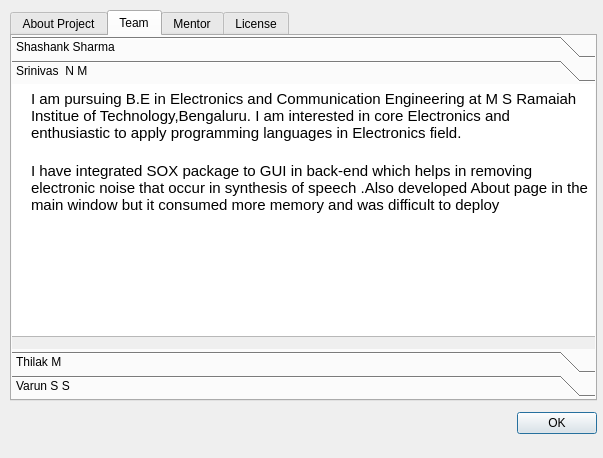
shashankrnr32/KannadaTTS-Application, file App/ui/AboutWindow.ui: the form before one commit.
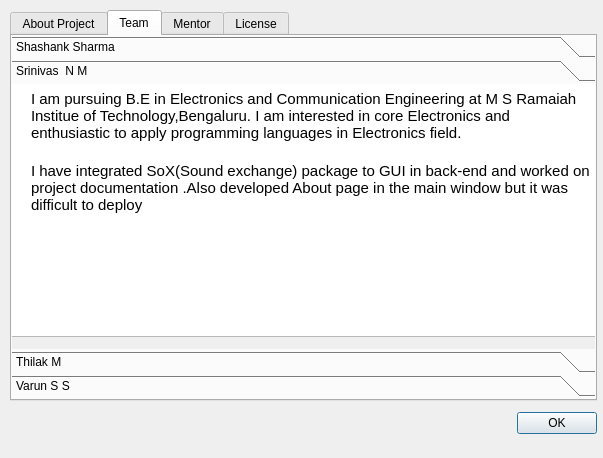
The form after the commit. The open tabs and pages were chosen to show the change. Icons and pictures are not drawn.

What changed in the file:
```diff
--- a/App/ui/AboutWindow.ui
+++ b/App/ui/AboutWindow.ui
@@ -169,8 +169,8 @@
        <rect>
         <x>0</x>
         <y>0</y>
-        <width>98</width>
-        <height>28</height>
+        <width>587</width>
+        <height>253</height>
        </rect>
       </property>
       <attribute name="label">
@@ -196,7 +196,7 @@
 &lt;p style=&quot; margin-top:0px; margin-bottom:0px; margin-left:0px; margin-right:0px; -qt-block-indent:0; text-indent:0px;&quot;&gt;&lt;img src=&quot;:/img/img/snm.jpg&quot; width=&quot;150&quot; height=&quot;150&quot; /&gt;&lt;/p&gt;&lt;/td&gt;
 &lt;td&gt;
 &lt;p style=&quot; margin-top:20px; margin-bottom:5px; margin-left:10px; margin-right:0px; -qt-block-indent:0; text-indent:0px;&quot;&gt;I am pursuing B.E in Electronics and Communication Engineering at M S Ramaiah Institue of Technology,Bengaluru. I am interested in core Electronics and enthusiastic to apply programming languages in Electronics field.&lt;/p&gt;
-&lt;p style=&quot; margin-top:20px; margin-bottom:5px; margin-left:10px; margin-right:0px; -qt-block-indent:0; text-indent:0px;&quot;&gt;I have integrated SOX package to GUI in back-end which helps in removing electronic noise that occur in synthesis of speech .Also developed About page in the main window but it consumed more memory and was difficult to deploy&lt;/p&gt;
+&lt;p style=&quot; margin-top:20px; margin-bottom:5px; margin-left:10px; margin-right:0px; -qt-block-indent:0; text-indent:0px;&quot;&gt;I have integrated SoX(Sound exchange) package to GUI in back-end and worked on project documentation .Also developed About page in the main window but it was difficult to deploy&lt;/p&gt;
 &lt;p style=&quot;-qt-paragraph-type:empty; margin-top:0px; margin-bottom:0px; margin-left:0px; margin-right:0px; -qt-block-indent:0; text-indent:0px;&quot;&gt;&lt;br /&gt;&lt;/p&gt;&lt;/td&gt;&lt;/tr&gt;&lt;/table&gt;&lt;/body&gt;&lt;/html&gt;</string>
        </property>
       </widget>
```
Left out of the diff: 6 changed lines with no effect on the pictures.
